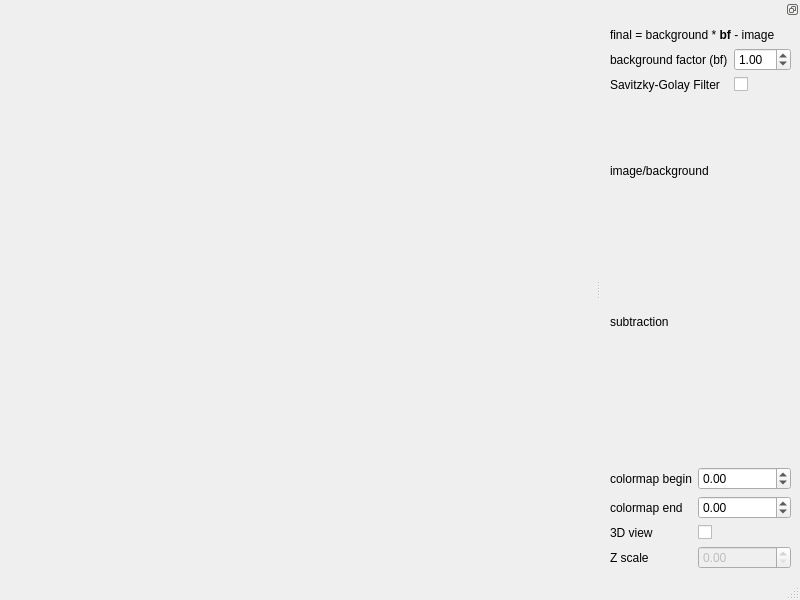
The window that mainwindow.ui (antigol/diffimages) describes before a commit, drawn with Qt 5.
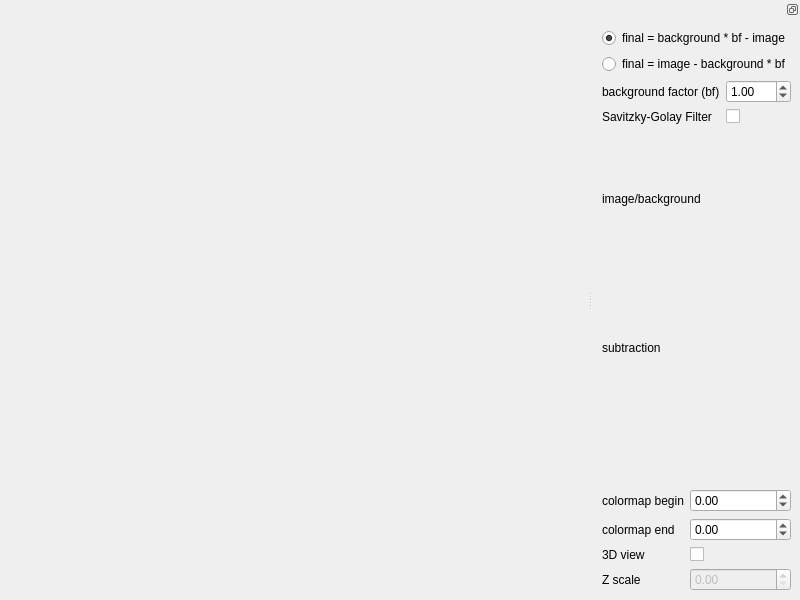
The same window after the commit. Custom widgets are drawn as their Qt base class.

Patch:
```diff
--- a/mainwindow.ui
+++ b/mainwindow.ui
@@ -26,7 +26,6 @@
     </rect>
    </property>
   </widget>
-  <widget class="QStatusBar" name="statusbar"/>
   <widget class="QDockWidget" name="dockWidget">
    <property name="features">
     <set>QDockWidget::DockWidgetFloatable|QDockWidget::DockWidgetMovable</set>
@@ -37,9 +36,19 @@
    <widget class="QWidget" name="dockWidgetContents">
     <layout class="QVBoxLayout" name="verticalLayout_2">
      <item>
-      <widget class="QLabel" name="label">
+      <widget class="QRadioButton" name="bmiRadioButton">
        <property name="text">
-        <string>&lt;html&gt;&lt;head/&gt;&lt;body&gt;&lt;p&gt;final = background * &lt;span style=&quot; font-weight:600;&quot;&gt;bf&lt;/span&gt; - image&lt;/p&gt;&lt;/body&gt;&lt;/html&gt;</string>
+        <string>final = background * bf - image</string>
+       </property>
+       <property name="checked">
+        <bool>true</bool>
+       </property>
+      </widget>
+     </item>
+     <item>
+      <widget class="QRadioButton" name="imbRadioButton">
+       <property name="text">
+        <string>final = image - background * bf</string>
        </property>
       </widget>
      </item>
```
Left out of the diff: 11 changed lines with no effect on the pictures.
